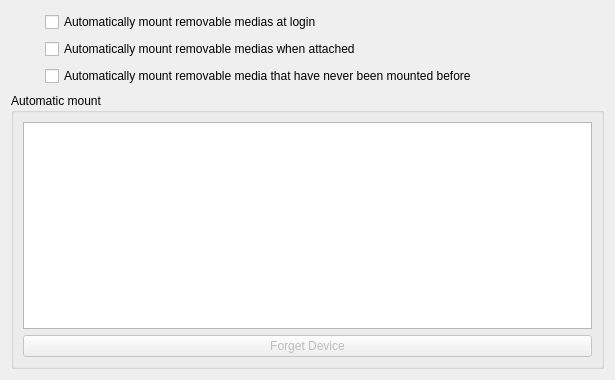
Before: the Qt Designer form solid-device-automounter/kcm/DeviceAutomounterKCM.ui in Sonic-DE/sonic-desktop-interface, drawn with Qt 5.
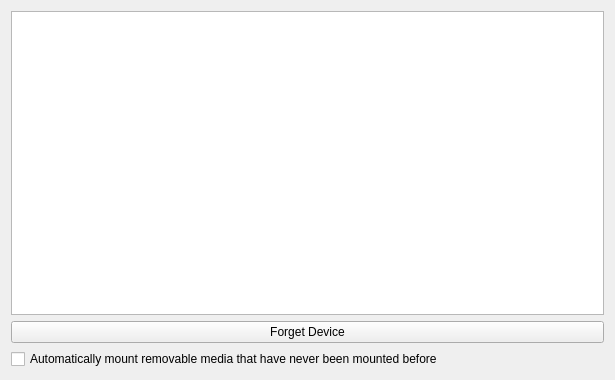
After: the same form once the commit is applied.

Commit message: kcm/automounter: Simplify UI options

```diff
--- a/solid-device-automounter/kcm/DeviceAutomounterKCM.ui
+++ b/solid-device-automounter/kcm/DeviceAutomounterKCM.ui
@@ -10,77 +10,8 @@
     <height>380</height>
    </rect>
   </property>
-  <layout class="QGridLayout" name="gridLayout_2">
-   <item row="0" column="2">
     <layout class="QVBoxLayout" name="verticalLayout">
      <item>
-      <widget class="QCheckBox" name="kcfg_AutomountOnLogin">
-       <property name="whatsThis">
-        <string>If any removable storage devices are connected to your system when you login to your desktop, their contents will automatically be made available to your system for other programs to read.</string>
-       </property>
-       <property name="text">
-        <string>Automatically mount removable medias at login</string>
-       </property>
-      </widget>
-     </item>
-     <item>
-      <widget class="QCheckBox" name="kcfg_AutomountOnPlugin">
-       <property name="whatsThis">
-        <string>When this is checked, the contents of any storage device will automatically be made available to the system when it is plugged in or attached.</string>
-       </property>
-       <property name="text">
-        <string>Automatically mount removable medias when attached</string>
-       </property>
-      </widget>
-     </item>
-     <item>
-      <widget class="QCheckBox" name="kcfg_AutomountUnknownDevices">
-       <property name="whatsThis">
-        <string>When this is not checked, only remembered devices will be automatically mounted. A device is 'remembered' if it has ever been mounted before. For instance, plugging in a USB media player to charge is not sufficient to 'remember' it - if the files are not accessed, it will not be automatically mounted the next time it is seen. Once they have been accessed, however, the device's contents will be automatically made available to the system.</string>
-       </property>
-       <property name="text">
-        <string>Automatically mount removable media that have never been mounted before</string>
-       </property>
-      </widget>
-     </item>
-    </layout>
-   </item>
-   <item row="0" column="0">
-    <spacer name="horizontalSpacer">
-     <property name="orientation">
-      <enum>Qt::Horizontal</enum>
-     </property>
-     <property name="sizeType">
-      <enum>QSizePolicy::Fixed</enum>
-     </property>
-     <property name="sizeHint" stdset="0">
-      <size>
-       <width>22</width>
-       <height>76</height>
-      </size>
-     </property>
-    </spacer>
-   </item>
-   <item row="0" column="3">
-    <spacer name="horizontalSpacer_2">
-     <property name="orientation">
-      <enum>Qt::Horizontal</enum>
-     </property>
-     <property name="sizeHint" stdset="0">
-      <size>
-       <width>40</width>
-       <height>20</height>
-      </size>
-     </property>
-    </spacer>
-   </item>
-   <item row="1" column="0" colspan="4">
-    <widget class="QGroupBox" name="deviceGroupBox">
-     <property name="title">
-      <string>Automatic mount</string>
-     </property>
-     <layout class="QVBoxLayout" name="verticalLayout_2">
-      <item>
        <widget class="QTreeView" name="deviceView">
         <property name="whatsThis">
          <string>This list contains the storage devices known to the system. If &quot;Automount on Login&quot; is checked, the device will be automatically mounted even though &quot;Mount all removable media at login&quot; is unchecked. The same applies for &quot;Automount on Attach&quot;.
@@ -120,12 +51,7 @@
        </widget>
       </item>
       <item>
-       <layout class="QHBoxLayout" name="horizontalLayout">
-        <item>
          <widget class="QPushButton" name="forgetDevice">
-          <property name="enabled">
-           <bool>false</bool>
-          </property>
           <property name="whatsThis">
            <string>Clicking this button causes the selected devices to be 'forgotten'. This is only useful if &quot;Only automatically mount removable media that has been manually mounted before&quot; is checked. Once a device is forgotten and the system is set to only automatically mount familiar devices, the device will not be automatically mounted.</string>
           </property>
@@ -134,9 +60,14 @@
           </property>
          </widget>
         </item>
-       </layout>
-      </item>
-     </layout>
+   <item>
+    <widget class="QCheckBox" name="kcfg_AutomountUnknownDevices">
+     <property name="whatsThis">
+      <string>When this is not checked, only remembered devices will be automatically mounted. A device is 'remembered' if it has ever been mounted before. For instance, plugging in a USB media player to charge is not sufficient to 'remember' it - if the files are not accessed, it will not be automatically mounted the next time it is seen. Once they have been accessed, however, the device's contents will be automatically made available to the system.</string>
+     </property>
+     <property name="text">
+      <string>Automatically mount removable media that have never been mounted before</string>
+     </property>
     </widget>
    </item>
   </layout>
```
Left out of the diff: 5 changed lines with no effect on the pictures. Lines whose indentation alone changed are shown as unchanged. The commit also changes 3 other files.
